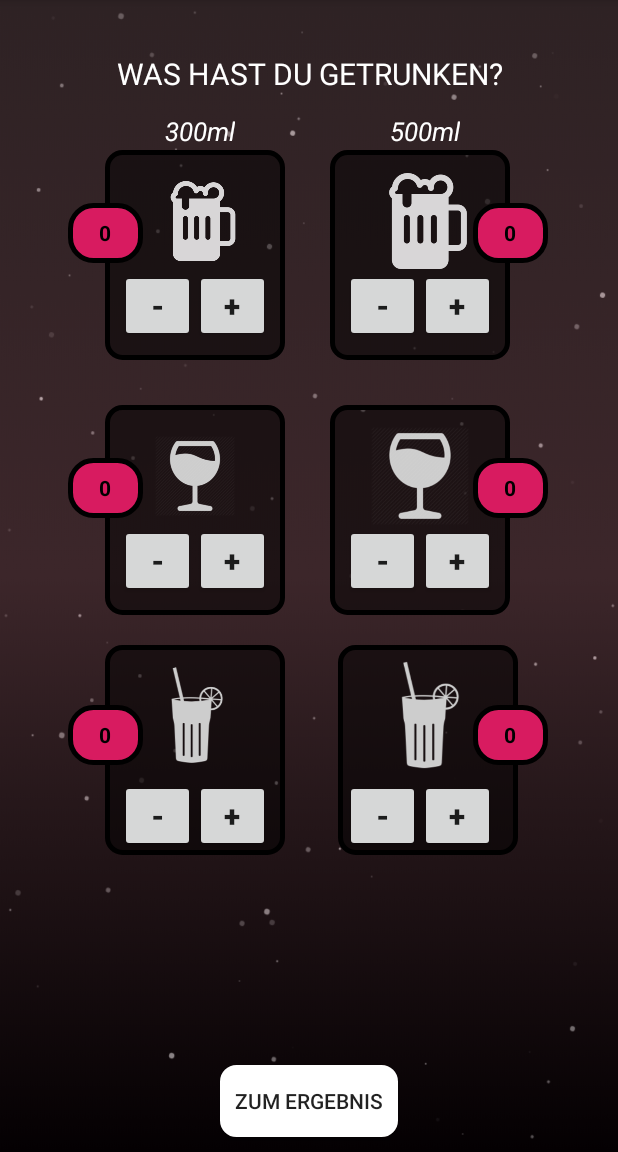
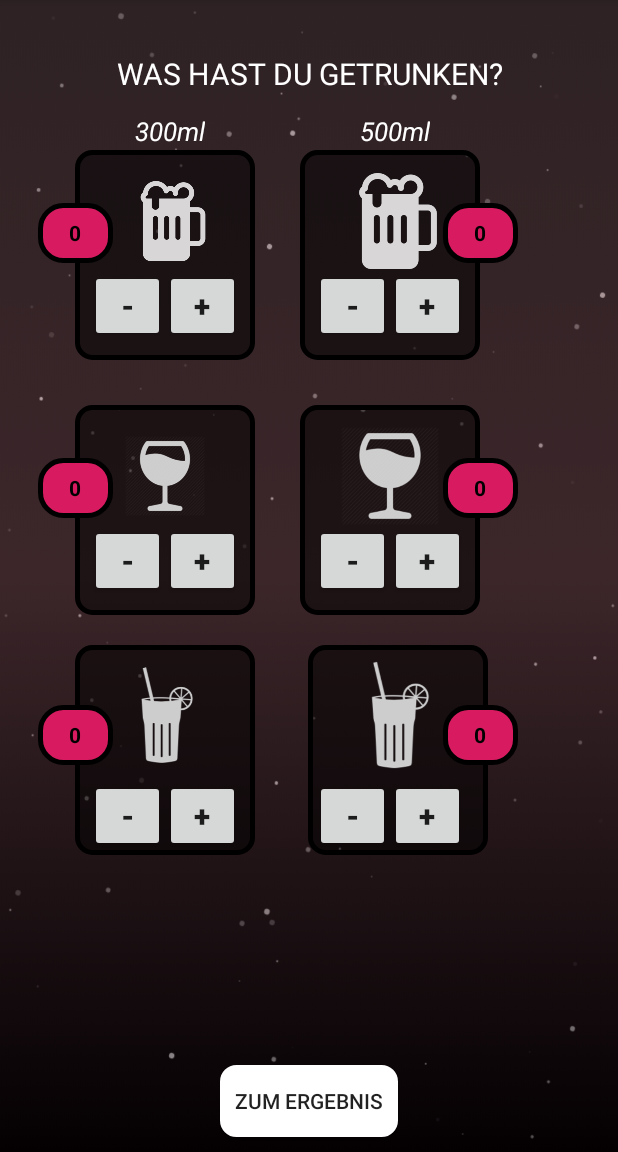
Before and after one commit to not-productive-yet/Promillerechner, an Android app: the Alcohol screen opened directly, with no data from a screen before it, on a phone screen of 412 x 824 dp, the part 84-1236 px from its top. Run offline under Robolectric (Android 15) with nearby library versions, the phone set to English and light mode, and no system bars.

Commit message:
layout kleinigkeiten gefixt

```diff
--- a/app/src/main/res/layout/activity_calc_alcohol.xml
+++ b/app/src/main/res/layout/activity_calc_alcohol.xml
@@ -22,7 +22,7 @@
         android:layout_width="wrap_content"
         android:layout_height="wrap_content"
         android:layout_marginTop="75dp"
-        android:layout_marginStart="110dp"
+        android:layout_marginStart="90dp"
         android:textStyle="italic"
         android:textSize="17sp"
         android:text="@string/_300ml"
@@ -33,7 +33,7 @@
         android:layout_width="wrap_content"
         android:layout_height="wrap_content"
         android:layout_marginTop="75dp"
-        android:layout_marginStart="260dp"
+        android:layout_marginStart="240dp"
         android:textStyle="italic"
         android:textSize="17sp"
         android:text="@string/_500ml"
@@ -53,10 +53,10 @@
         android:textStyle="bold"
         android:background="@drawable/counter"
         android:layout_marginTop="135dp"
-        android:layout_marginStart="45dp" />
+        android:layout_marginStart="25dp" />
 
     <LinearLayout
-        android:layout_marginStart="70dp"
+        android:layout_marginStart="50dp"
         android:layout_marginTop="100dp"
         android:layout_width="120dp"
         android:layout_height="140dp"
@@ -77,7 +77,7 @@
     <LinearLayout
         android:layout_width="100dp"
         android:layout_height="wrap_content"
-        android:layout_marginStart="80dp"
+        android:layout_marginStart="60dp"
         android:layout_marginTop="180dp">
 
         <Button
@@ -111,10 +111,10 @@
         android:textStyle="bold"
         android:background="@drawable/counter"
         android:layout_marginTop="135dp"
-        android:layout_marginStart="315dp" />
+        android:layout_marginStart="295dp" />
 
     <LinearLayout
-        android:layout_marginStart="220dp"
+        android:layout_marginStart="200dp"
         android:layout_marginTop="100dp"
         android:layout_width="120dp"
         android:layout_height="140dp"
@@ -132,7 +132,7 @@
     <LinearLayout
         android:layout_width="100dp"
         android:layout_height="wrap_content"
-        android:layout_marginStart="230dp"
+        android:layout_marginStart="210dp"
         android:layout_marginTop="180dp">
 
         <Button
@@ -167,10 +167,10 @@
         android:textStyle="bold"
         android:background="@drawable/counter"
         android:layout_marginTop="305dp"
-        android:layout_marginStart="45dp" />
+        android:layout_marginStart="25dp" />
 
     <LinearLayout
-        android:layout_marginStart="70dp"
+        android:layout_marginStart="50dp"
         android:layout_marginTop="270dp"
         android:layout_width="120dp"
         android:layout_height="140dp"
@@ -188,7 +188,7 @@
     <LinearLayout
         android:layout_width="100dp"
         android:layout_height="wrap_content"
-        android:layout_marginStart="80dp"
+        android:layout_marginStart="60dp"
         android:layout_marginTop="350dp">
 
         <Button
@@ -222,10 +222,10 @@
         android:textStyle="bold"
         android:background="@drawable/counter"
         android:layout_marginTop="305dp"
-        android:layout_marginStart="315dp" />
+        android:layout_marginStart="295dp" />
 
     <LinearLayout
-        android:layout_marginStart="220dp"
+        android:layout_marginStart="200dp"
         android:layout_marginTop="270dp"
         android:layout_width="120dp"
         android:layout_height="140dp"
@@ -243,7 +243,7 @@
     <LinearLayout
         android:layout_width="100dp"
         android:layout_height="wrap_content"
-        android:layout_marginStart="230dp"
+        android:layout_marginStart="210dp"
         android:layout_marginTop="350dp">
 
         <Button
@@ -278,10 +278,10 @@
         android:textStyle="bold"
         android:background="@drawable/counter"
         android:layout_marginTop="470dp"
-        android:layout_marginStart="45dp" />
+        android:layout_marginStart="25dp" />
 
     <LinearLayout
-        android:layout_marginStart="70dp"
+        android:layout_marginStart="50dp"
         android:layout_marginTop="430dp"
         android:layout_width="120dp"
         android:layout_height="140dp"
@@ -300,7 +300,7 @@
     <LinearLayout
         android:layout_width="100dp"
         android:layout_height="wrap_content"
-        android:layout_marginStart="80dp"
+        android:layout_marginStart="60dp"
         android:layout_marginTop="520dp">
 
         <Button
@@ -334,10 +334,10 @@
         android:textStyle="bold"
         android:background="@drawable/counter"
         android:layout_marginTop="470dp"
-        android:layout_marginStart="315dp" />
+        android:layout_marginStart="295dp" />
 
     <LinearLayout
-        android:layout_marginStart="225dp"
+        android:layout_marginStart="205dp"
         android:layout_marginTop="430dp"
         android:layout_width="120dp"
         android:layout_height="140dp"
@@ -355,7 +355,7 @@
     <LinearLayout
         android:layout_width="100dp"
         android:layout_height="wrap_content"
-        android:layout_marginStart="230dp"
+        android:layout_marginStart="210dp"
         android:layout_marginTop="520dp">
 
         <Button
@@ -389,7 +389,7 @@
         android:text="@string/zum_ergebnis"
         android:background="@drawable/button_layout"
         android:padding="10dp"
-        android:layout_marginBottom="10dp"/>
+        android:layout_marginBottom="10dp" />
 
 
 
--- a/app/src/main/res/layout/activity_database_person_list.xml
+++ b/app/src/main/res/layout/activity_database_person_list.xml
@@ -37,7 +37,6 @@
         android:text="@string/zurueck"
         android:textAllCaps="true"
         android:layout_alignParentBottom="true"
-        android:textSize="20sp"
         android:layout_centerHorizontal="true"
         android:layout_marginBottom="10dp"
         android:background="@drawable/button_layout"
--- a/app/src/main/res/mipmap-anydpi-v26/ic_launcher.xml
+++ b/app/src/main/res/mipmap-anydpi-v26/ic_launcher.xml
@@ -1,5 +1,5 @@
 <?xml version="1.0" encoding="utf-8"?>
 <adaptive-icon xmlns:android="http://schemas.android.com/apk/res/android">
     <background android:drawable="@drawable/ic_launcher_background"/>
-    <foreground android:drawable="@drawable/ic_launcher_foreground"/>
+    <foreground android:drawable="@mipmap/ic_launcher_foreground"/>
 </adaptive-icon>
--- a/app/src/main/res/mipmap-anydpi-v26/ic_launcher_round.xml
+++ b/app/src/main/res/mipmap-anydpi-v26/ic_launcher_round.xml
@@ -1,5 +1,5 @@
 <?xml version="1.0" encoding="utf-8"?>
 <adaptive-icon xmlns:android="http://schemas.android.com/apk/res/android">
     <background android:drawable="@drawable/ic_launcher_background"/>
-    <foreground android:drawable="@drawable/ic_launcher_foreground"/>
+    <foreground android:drawable="@mipmap/ic_launcher_foreground"/>
 </adaptive-icon>
```
Also changed, not shown: app/src/main/res/layout/activity_information.xml (+13 -2 lines), 1 other file.
